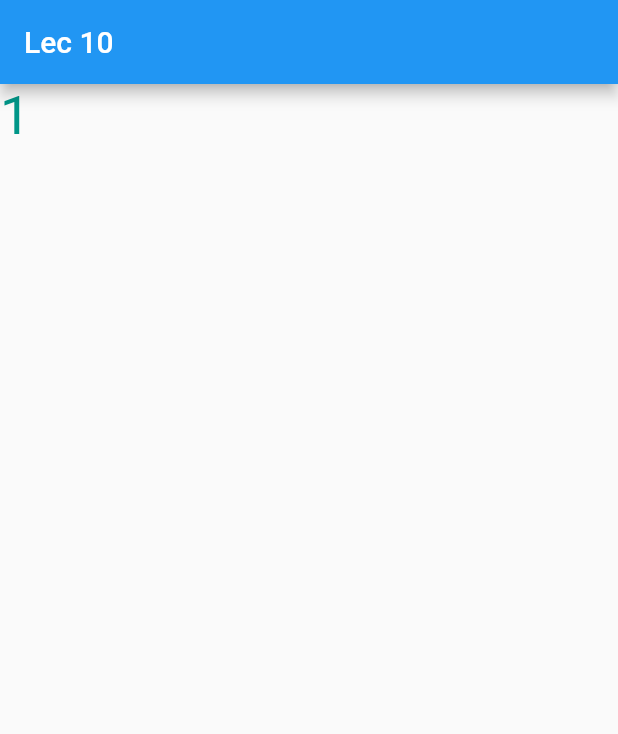
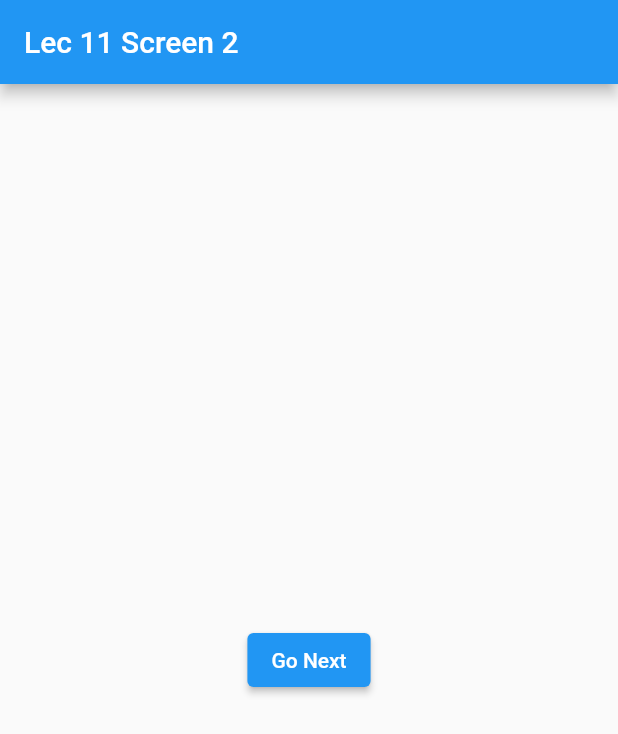
Before and after one commit to Isuranga2/MIHA_Learning, a Flutter app: the screen it shows after launch, on a phone screen of 412 x 824 dp. Shown: the top 734 px of the screen. Run offline on Flutter 3.47's test engine with Material 2 defaults, Android fonts, the phone set to English and light mode, and no system bars; our stand-ins replace flutter_svg, page_transition; accounts and stored records are empty.

Commit message:
complete lec 11

```diff
--- a/lib/main.dart
+++ b/lib/main.dart
@@ -1,5 +1,7 @@
 import 'package:MIHA_Learning/screens/lec10/lec10Screen.dart';
 import 'package:MIHA_Learning/screens/lec10/lec10Screen2.dart';
+import 'package:MIHA_Learning/screens/lec11/lec11Screen.dart';
+import 'package:MIHA_Learning/screens/lec11/lec11Screen2.dart';
 import 'package:MIHA_Learning/screens/lec6/lec6Screen.dart';
 
 import 'package:MIHA_Learning/screens/lec8/lec8Screen4.dart';
@@ -27,7 +29,7 @@ class MyApp extends StatelessWidget {
       //   '/second': (context) => const Lec8Screen2(),
       //   '/third': (context) => const Lec8Screen3(),
       // },
-      home: const Lec10Screen2(), //Screen widget
+      home: const Lec11Screen2(), //Screen widget
     );
   }
 }
--- /dev/null
+++ b/lib/screens/lec11/lec11Screen2.dart
@@ -0,0 +1,26 @@
+import 'package:MIHA_Learning/screens/lec11/lec11Screen3.dart';
+import 'package:flutter/material.dart';
+import 'package:page_transition/page_transition.dart';
+
+class Lec11Screen2 extends StatefulWidget {
+  const Lec11Screen2({super.key});
+
+  @override
+  State<Lec11Screen2> createState() => _Lec11Screen2State();
+}
+
+class _Lec11Screen2State extends State<Lec11Screen2> {
+  @override
+  Widget build(BuildContext context) {
+    return Scaffold(
+      appBar: AppBar(title: const Text("Lec 11 Screen 2")),
+      body: Center(
+        child: ElevatedButton(
+          onPressed: (){
+            Navigator.push(context, PageTransition( type: PageTransitionType.leftToRight, child: Lec11Screen3()));
+          },
+          child: Text("Go Next"))),
+
+    );
+  }
+}
```
Also changed, not shown: lib/screens/lec11/lec11Screen.dart (added, +64 -0 lines), lib/screens/lec11/lec11Screen3.dart (added, +73 -0 lines).
